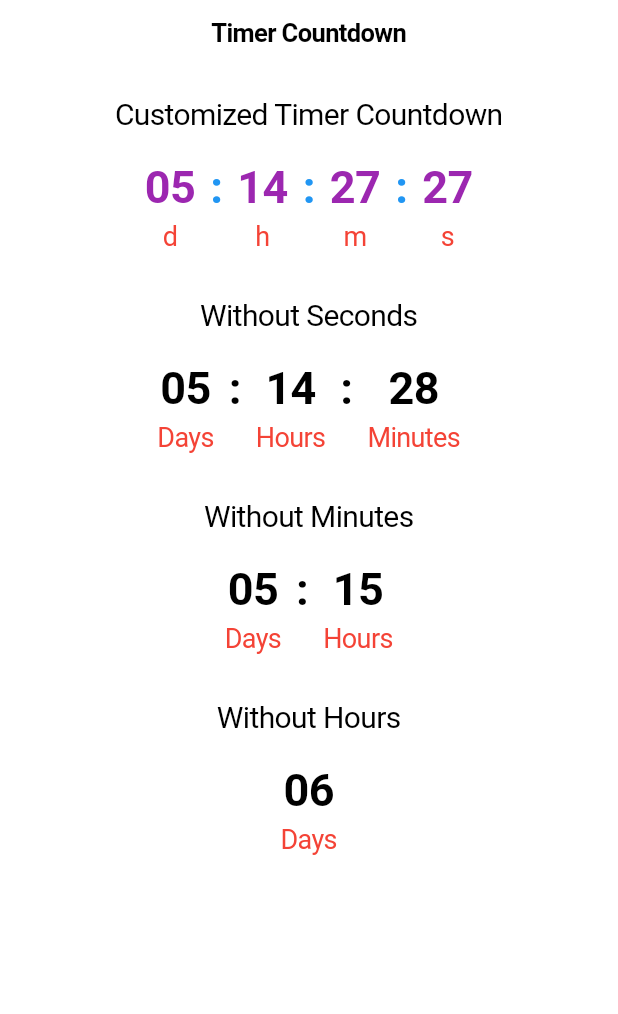
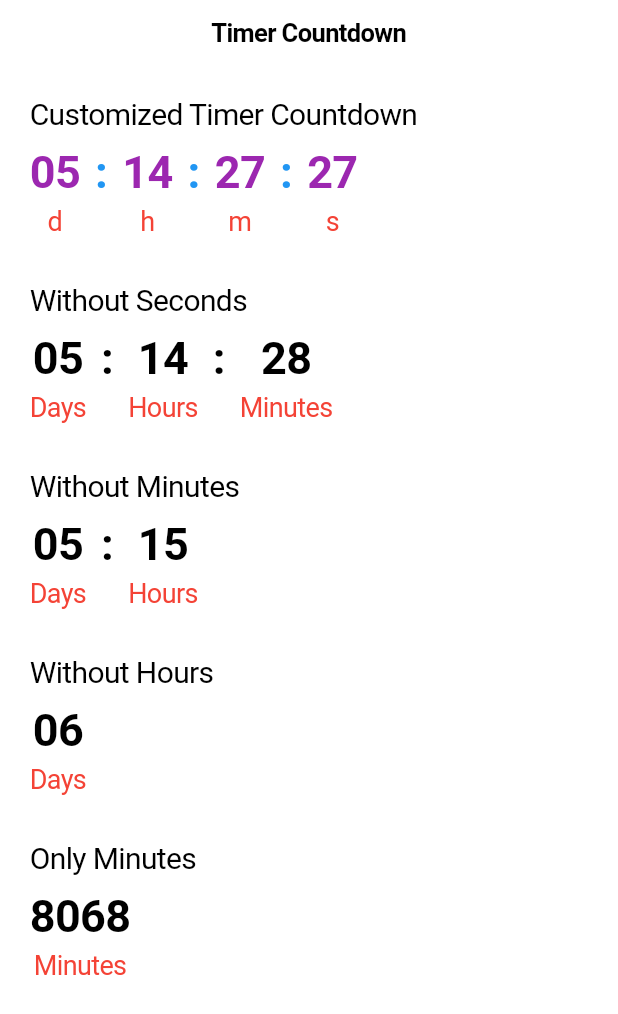
Before and after one commit to appinioGmbH/flutter_packages, a Flutter app: the screen it shows after launch, on a phone screen of 412 x 824 dp. Shown: the top 1014 px of the screen. Run offline on Flutter 3.47's test engine with Material 2 defaults, Android fonts, the phone set to English and light mode, and no system bars.

Commit message:
don't count next unit up when its not visible but before unit is over 24 (for days) or 60(for min/sec)

```diff
--- a/packages/flutter_timer_countdown/example/lib/main.dart
+++ b/packages/flutter_timer_countdown/example/lib/main.dart
@@ -15,9 +15,9 @@ class MyApp extends StatelessWidget {
           middle: Text("Timer Countdown"),
         ),
         child: SafeArea(
+          minimum: EdgeInsets.all(20),
           child: Center(
-            child: Column(
-              crossAxisAlignment: CrossAxisAlignment.center,
+            child: ListView(
               children: [
                 SizedBox(
                   height: 20,
@@ -29,7 +29,7 @@ class MyApp extends StatelessWidget {
                   ),
                 ),
                 SizedBox(
-                  height: 20,
+                  height: 10,
                 ),
                 TimerCountdown(
                   format: CountDownTimerFormat.daysHoursMinutesSeconds,
@@ -73,7 +73,7 @@ class MyApp extends StatelessWidget {
                   ),
                 ),
                 SizedBox(
-                  height: 20,
+                  height: 10,
                 ),
                 TimerCountdown(
                   format: CountDownTimerFormat.daysHoursMinutes,
@@ -111,7 +111,7 @@ class MyApp extends StatelessWidget {
                   ),
                 ),
                 SizedBox(
-                  height: 20,
+                  height: 10,
                 ),
                 TimerCountdown(
                   format: CountDownTimerFormat.daysHours,
@@ -149,10 +149,44 @@ class MyApp extends StatelessWidget {
                   ),
                 ),
                 SizedBox(
-                  height: 20,
+                  height: 10,
                 ),
                 TimerCountdown(
                   format: CountDownTimerFormat.daysOnly,
+                  endTime: DateTime.now().add(
+                    Duration(
+                      days: 5,
+                      hours: 14,
+                      minutes: 27,
+                      seconds: 34,
+                    ),
+                  ),
+                  onEnd: () {
+                    print("Timer finished");
+                  },
+                  timeTextStyle: TextStyle(
+                    fontWeight: FontWeight.bold,
+                    fontSize: 30,
+                  ),
+                  descriptionTextStyle: TextStyle(
+                    color: Colors.red,
+                    fontSize: 18,
+                  ),
+                ),
+                SizedBox(
+                  height: 30,
+                ),
+                Text(
+                  "Only Minutes",
+                  style: TextStyle(
+                    fontSize: 20,
+                  ),
+                ),
+                SizedBox(
+                  height: 10,
+                ),
+                TimerCountdown(
+                  format: CountDownTimerFormat.minutesOnly,
                   endTime: DateTime.now().add(
                     Duration(
                       days: 5,
--- a/packages/flutter_timer_countdown/lib/flutter_timer_countdown.dart
+++ b/packages/flutter_timer_countdown/lib/flutter_timer_countdown.dart
@@ -277,21 +277,29 @@ class _TimerCountdownState extends State<TimerCountdown> {
 
   /// Convert [Duration] in hours to String for UI.
   String _durationToStringHours(Duration duration) {
-    return _twoDigits(duration.inHours.remainder(24), "hours").toString();
+    if (widget.format == CountDownTimerFormat.hoursMinutesSeconds ||
+        widget.format == CountDownTimerFormat.hoursMinutes ||
+        widget.format == CountDownTimerFormat.hoursOnly) {
+      return _twoDigits(duration.inHours, "hours");
+    } else
+      return _twoDigits(duration.inHours.remainder(24), "hours").toString();
   }
 
   /// Convert [Duration] in minutes to String for UI.
   String _durationToStringMinutes(Duration duration) {
-    String twoDigitMinutes =
-        _twoDigits(duration.inMinutes.remainder(60), "minutes");
-    return "$twoDigitMinutes";
+    if (widget.format == CountDownTimerFormat.minutesSeconds ||
+        widget.format == CountDownTimerFormat.minutesOnly) {
+      return _twoDigits(duration.inMinutes, "minutes");
+    } else
+      return _twoDigits(duration.inMinutes.remainder(60), "minutes");
   }
 
   /// Convert [Duration] in seconds to String for UI.
   String _durationToStringSeconds(Duration duration) {
-    String twoDigitSeconds =
-        _twoDigits(duration.inSeconds.remainder(60), "seconds");
-    return "$twoDigitSeconds";
+    if (widget.format == CountDownTimerFormat.secondsOnly) {
+      return _twoDigits(duration.inSeconds, "seconds");
+    } else
+      return _twoDigits(duration.inSeconds.remainder(60), "seconds");
   }
 
   /// Switches the UI to be displayed based on [CountDownTimerFormat].
```
